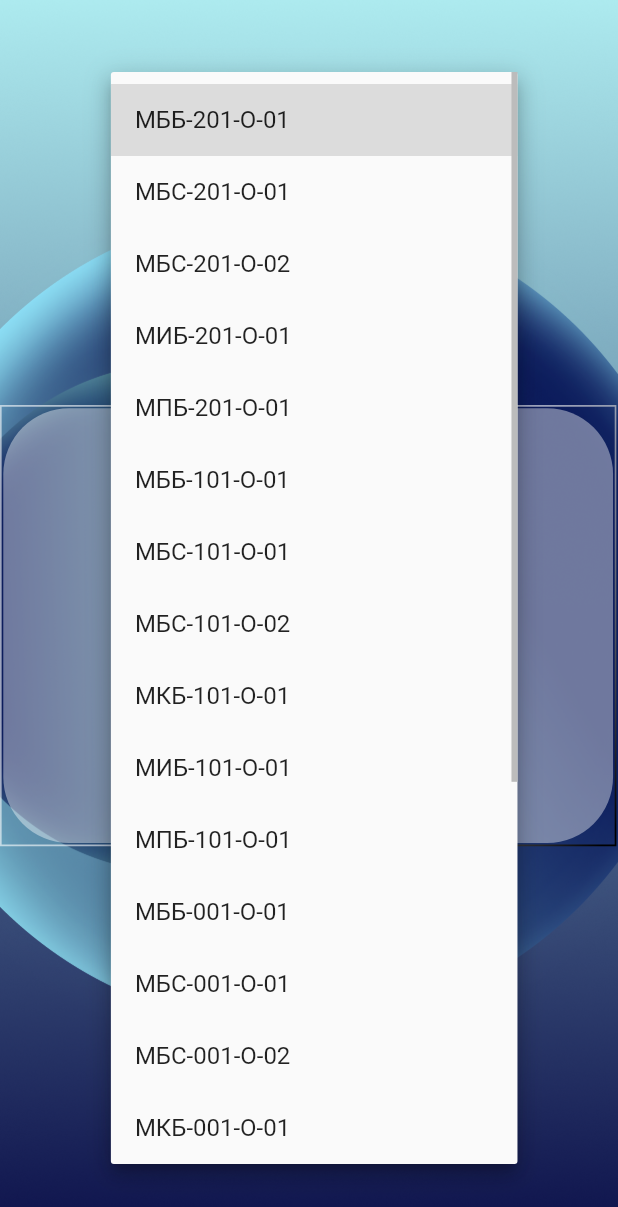
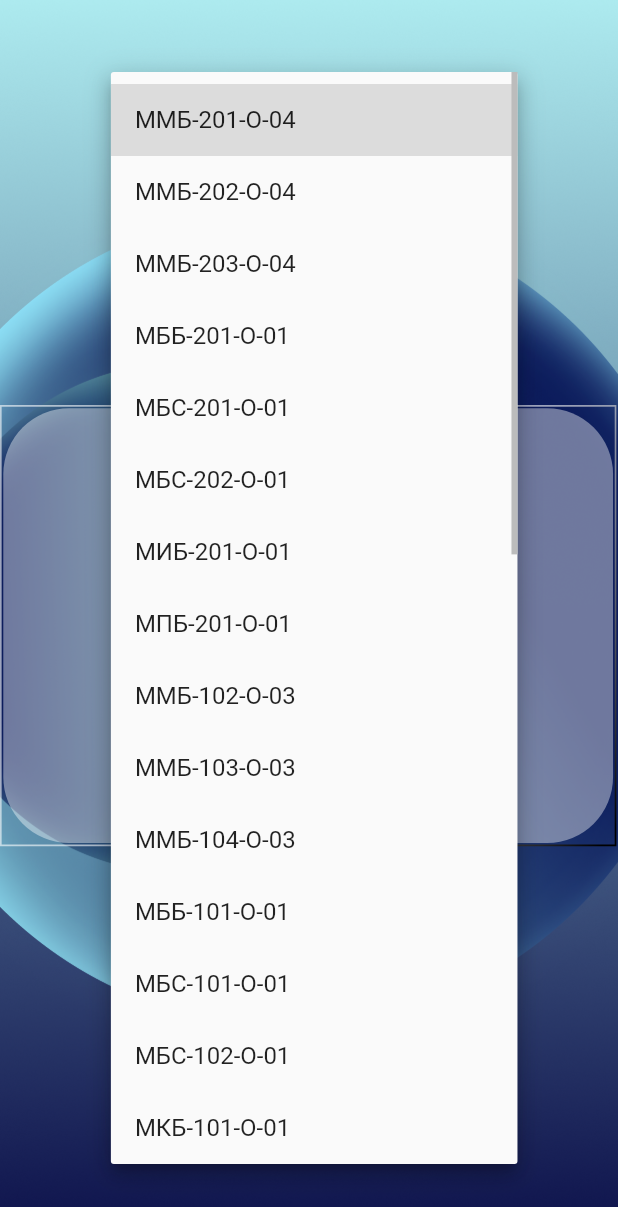
Before and after one commit to StudetsD/Student-Directory, a Flutter app: the screen it shows after launch, after a tap on "Группа", on a phone screen of 412 x 824 dp. Shown: the top 1207 px of the screen. Run offline on Flutter 3.47's test engine with Material 2 defaults, Android fonts, the phone set to English and light mode, and no system bars; drawn by our look-alikes of outline_gradient_button.

Commit message:
Я добавил таблицу с кодами для перехода на страницу с расписанием определённой группы

```diff
--- a/lib/core/utils/string_constant.dart
+++ b/lib/core/utils/string_constant.dart
@@ -1,27 +1,77 @@
 class StringConstants {
   static List<String> listOfGroups = [
+    'ММБ-201-О-04',
+    'ММБ-202-О-04',
+    'ММБ-203-О-04',
     'МББ-201-О-01',
     'МБС-201-О-01',
-    'МБС-201-О-02',
+    'МБС-202-О-01',
     'МИБ-201-О-01',
     'МПБ-201-О-01',
+    'ММБ-102-О-03',
+    'ММБ-103-О-03',
+    'ММБ-104-О-03',
     'МББ-101-О-01',
     'МБС-101-О-01',
-    'МБС-101-О-02',
+    'МБС-102-О-01',
     'МКБ-101-О-01',
     'МИБ-101-О-01',
     'МПБ-101-О-01',
+    'ММБ-002-О-01',
+    'ММБ-003-О-02',
+    'ММБ-004-О-02',
     'МББ-001-О-01',
     'МБС-001-О-01',
-    'МБС-001-О-02',
+    'МБС-002-О-01',
     'МКБ-001-О-01',
     'МИБ-001-О-01',
     'МПБ-001-О-01',
+    'ММБ-902-О-03',
     'МББ-901-О-01',
     'МБС-901-О-01',
-    'МБС-901-О-02',
     'МКБ-901-О-01',
     'МИБ-901-О-01',
     'МПБ-901-О-01',
+    'МБС-801-О-01',
+    'МИМ-201-О-01',
   ];
+
+  static Map<String, String> listOfCodeGroups = {
+    'ММБ-201-О-04': "1163",
+    'ММБ-202-О-04': "1154",
+    'ММБ-203-О-04': "1177",
+    'ММБ-102-О-03': "1184",
+    'ММБ-103-О-03': "1145",
+    'ММБ-104-О-03': "1189",
+    'ММБ-002-О-01': "1148",
+    'ММБ-003-О-02': "1176",
+    'ММБ-004-О-02': "1181",
+    'ММБ-902-О-03': "1151",
+    'ММБ-903-О-03': "1169",
+    'ММБ-904-О-03': "1167",
+    'МИМ-201-О-01': "3802",
+    'МББ-201-О-01': "2592",
+    'МББ-101-О-01': "2618",
+    'МББ-001-О-01': "2600",
+    'МББ-901-О-01': "2653",
+    'МБС-201-О-01': "2608",
+    'МБС-101-О-01': "2606",
+    'МБС-001-О-01': "2595",
+    'МБС-901-О-01': "2590",
+    'МБС-801-О-01': "2668",
+    'МБС-202-О-01': "2629",
+    'МБС-102-О-01': "2633",
+    'МБС-002-О-01': "2598",
+    'МИБ-201-О-01': "2620",
+    'МИБ-101-О-01': "2623",
+    'МИБ-001-О-01': "2617",
+    'МИБ-901-О-01': "2664",
+    'МПБ-201-О-01': "2624",
+    'МПБ-101-О-01': "2638",
+    'МПБ-001-О-01': "2612",
+    'МПБ-901-О-01': "2666",
+    'МКБ-101-О-01': "2604",
+    'МКБ-001-О-01': "2645",
+    'МКБ-901-О-01': "2681",
+  };
 }
```
